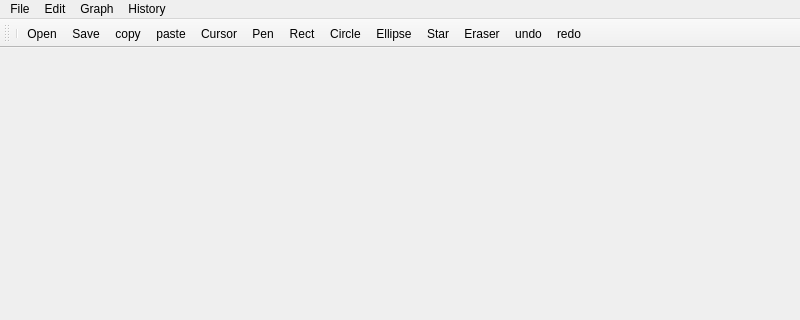
First picture: the form in src/main/mainwindow.ui, repository dyliuti/GraphicsFramework, before the edit; both pictures show x 0 to 800 and y 0 to 320 of the 800 by 600 pixel window.
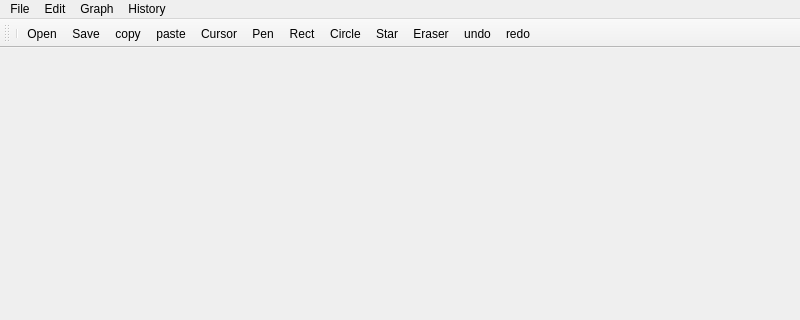
Second picture: the form after the edit. Icons and pictures are not drawn.

Commit message: 增加tool action处理与状态转换

```diff
--- a/src/main/mainwindow.ui
+++ b/src/main/mainwindow.ui
@@ -81,7 +81,6 @@
    <addaction name="actionPen"/>
    <addaction name="actionRect"/>
    <addaction name="actionCircle"/>
-   <addaction name="actionEllipse"/>
    <addaction name="actionStar"/>
    <addaction name="actionEraser"/>
    <addaction name="actionredo"/>
@@ -97,6 +96,12 @@
    </property>
   </action>
   <action name="actionSave">
+   <property name="checkable">
+    <bool>false</bool>
+   </property>
+   <property name="checked">
+    <bool>false</bool>
+   </property>
    <property name="icon">
     <iconset resource="resource.qrc">
      <normaloff>:/resource/edit/save.png</normaloff>:/resource/edit/save.png</iconset>
```
Left out of the diff: 2 changed lines with no effect on the pictures. The commit also changes 14 other files.
